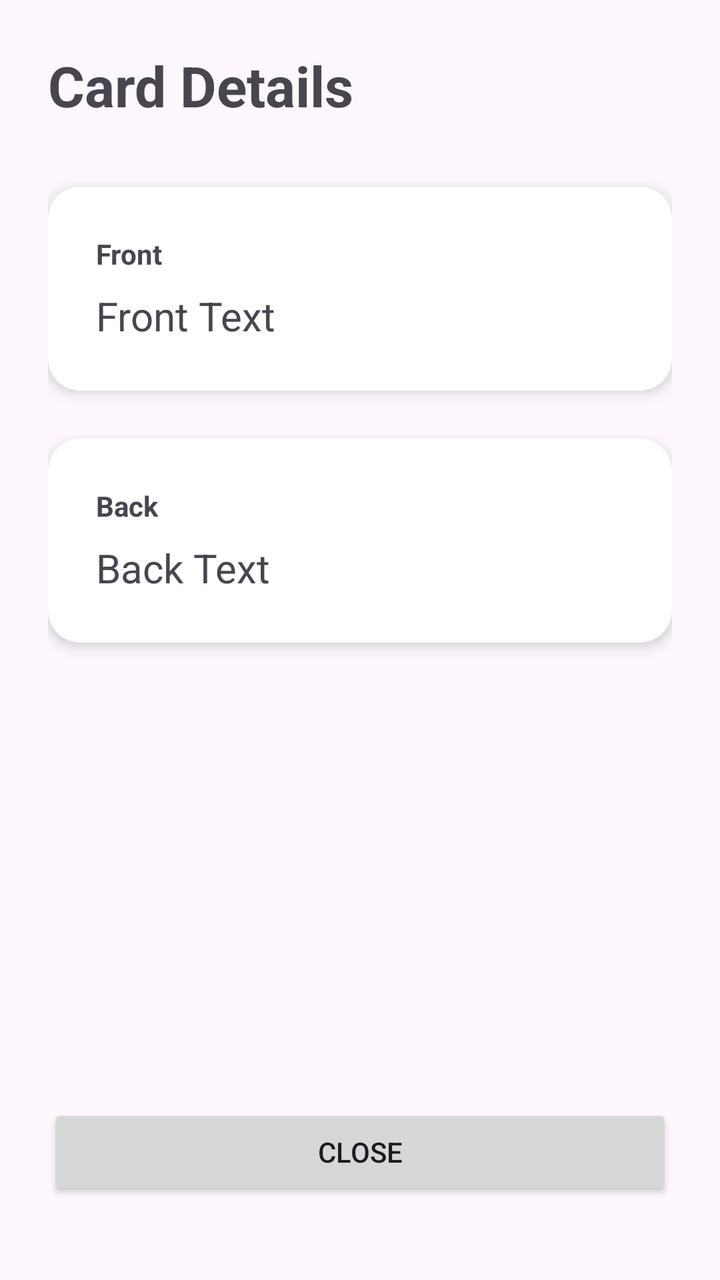
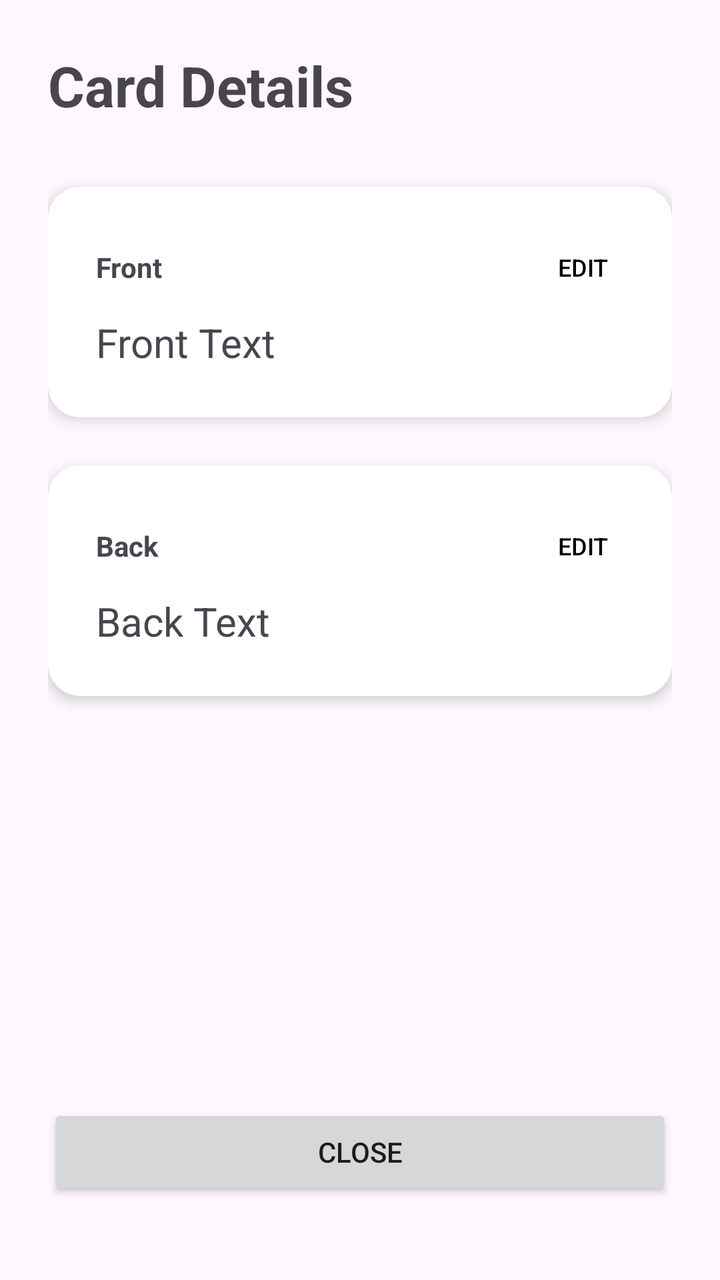

An Android layout rendered at two revisions. The XML below is the earlier revision; the diff shows what the commit changed to produce the second picture.
<!-- AndroidManifest.xml: application theme Theme.FlashNote -->
<!-- res/layout/activity_card_view.xml -->
<?xml version="1.0" encoding="utf-8"?>
<androidx.constraintlayout.widget.ConstraintLayout xmlns:android="http://schemas.android.com/apk/res/android"
    xmlns:app="http://schemas.android.com/apk/res-auto"
    xmlns:tools="http://schemas.android.com/tools"
    android:layout_width="match_parent"
    android:layout_height="match_parent"
    android:padding="24dp"
    tools:context=".CardViewActivity">

    <TextView
        android:id="@+id/cardViewTitle"
        android:layout_width="wrap_content"
        android:layout_height="wrap_content"
        android:text="Card Details"
        android:textSize="28sp"
        android:textStyle="bold"
        app:layout_constraintTop_toTopOf="parent"
        app:layout_constraintStart_toStartOf="parent" />

    <androidx.core.widget.NestedScrollView
        android:layout_width="0dp"
        android:layout_height="0dp"
        android:layout_marginTop="16dp"
        android:layout_marginBottom="16dp"
        app:layout_constraintTop_toBottomOf="@id/cardViewTitle"
        app:layout_constraintBottom_toTopOf="@id/closeButton"
        app:layout_constraintStart_toStartOf="parent"
        app:layout_constraintEnd_toEndOf="parent">

        <LinearLayout
            android:layout_width="match_parent"
            android:layout_height="wrap_content"
            android:orientation="vertical">

            <androidx.cardview.widget.CardView
                android:id="@+id/frontCard"
                android:layout_width="match_parent"
                android:layout_height="wrap_content"
                android:layout_marginTop="16dp"
                android:layout_marginBottom="8dp"
                app:cardCornerRadius="16dp"
                app:cardElevation="4dp">

                <LinearLayout
                    android:layout_width="match_parent"
                    android:layout_height="wrap_content"
                    android:orientation="vertical"
                    android:padding="24dp">

                    <TextView
                        android:layout_width="wrap_content"
                        android:layout_height="wrap_content"
                        android:text="Front"
                        android:textColor="?android:attr/textColorSecondary"
                        android:textSize="14sp"
                        android:textStyle="bold" />

                    <TextView
                        android:id="@+id/frontTextView"
                        android:layout_width="match_parent"
                        android:layout_height="wrap_content"
                        android:layout_marginTop="8dp"
                        android:text="Front Text"
                        android:textSize="20sp" />
                </LinearLayout>
            </androidx.cardview.widget.CardView>

            <androidx.cardview.widget.CardView
                android:id="@+id/backCard"
                android:layout_width="match_parent"
                android:layout_height="wrap_content"
                android:layout_marginTop="16dp"
                android:layout_marginBottom="16dp"
                app:cardCornerRadius="16dp"
                app:cardElevation="4dp">

                <LinearLayout
                    android:layout_width="match_parent"
                    android:layout_height="wrap_content"
                    android:orientation="vertical"
                    android:padding="24dp">

                    <TextView
                        android:layout_width="wrap_content"
                        android:layout_height="wrap_content"
                        android:text="Back"
                        android:textColor="?android:attr/textColorSecondary"
                        android:textSize="14sp"
                        android:textStyle="bold" />

                    <TextView
                        android:id="@+id/backTextView"
                        android:layout_width="match_parent"
                        android:layout_height="wrap_content"
                        android:layout_marginTop="8dp"
                        android:text="Back Text"
                        android:textSize="20sp" />
                </LinearLayout>
            </androidx.cardview.widget.CardView>
        </LinearLayout>
    </androidx.core.widget.NestedScrollView>

    <Button
        android:id="@+id/closeButton"
        android:layout_width="0dp"
        android:layout_height="wrap_content"
        android:layout_marginBottom="16dp"
        android:text="Close"
        app:layout_constraintBottom_toBottomOf="parent"
        app:layout_constraintStart_toStartOf="parent"
        app:layout_constraintEnd_toEndOf="parent" />

</androidx.constraintlayout.widget.ConstraintLayout>
<!-- resources referenced by this layout -->
<resources>
  <style name="Theme.FlashNote" parent="Base.Theme.FlashNote" />
  <style name="Base.Theme.FlashNote" parent="Theme.Material3.DayNight.NoActionBar">
          
          
      </style>
</resources>

<!-- the commit's change to res/layout/activity_card_view.xml (unified diff, before → after) -->
@@ -47,13 +47,33 @@
                     android:orientation="vertical"
                     android:padding="24dp">
 
-                    <TextView
-                        android:layout_width="wrap_content"
+                    <LinearLayout
+                        android:layout_width="match_parent"
                         android:layout_height="wrap_content"
-                        android:text="Front"
-                        android:textColor="?android:attr/textColorSecondary"
-                        android:textSize="14sp"
-                        android:textStyle="bold" />
+                        android:orientation="horizontal"
+                        android:gravity="center_vertical">
+
+                        <TextView
+                            android:layout_width="0dp"
+                            android:layout_height="wrap_content"
+                            android:layout_weight="1"
+                            android:text="Front"
+                            android:textColor="?android:attr/textColorSecondary"
+                            android:textSize="14sp"
+                            android:textStyle="bold" />
+
+                        <Button
+                            android:id="@+id/editFrontButton"
+                            style="?android:attr/borderlessButtonStyle"
+                            android:layout_width="wrap_content"
+                            android:layout_height="wrap_content"
+                            android:minHeight="0dp"
+                            android:minWidth="0dp"
+                            android:padding="8dp"
+                            android:text="Edit"
+                            android:textColor="@android:color/black"
+                            android:textSize="12sp" />
+                    </LinearLayout>
 
                     <TextView
                         android:id="@+id/frontTextView"
@@ -80,13 +100,33 @@
                     android:orientation="vertical"
                     android:padding="24dp">
 
-                    <TextView
-                        android:layout_width="wrap_content"
+                    <LinearLayout
+                        android:layout_width="match_parent"
                         android:layout_height="wrap_content"
-                        android:text="Back"
-                        android:textColor="?android:attr/textColorSecondary"
-                        android:textSize="14sp"
-                        android:textStyle="bold" />
+                        android:orientation="horizontal"
+                        android:gravity="center_vertical">
+
+                        <TextView
+                            android:layout_width="0dp"
+                            android:layout_height="wrap_content"
+                            android:layout_weight="1"
+                            android:text="Back"
+                            android:textColor="?android:attr/textColorSecondary"
+                            android:textSize="14sp"
+                            android:textStyle="bold" />
+
+                        <Button
+                            android:id="@+id/editBackButton"
+                            style="?android:attr/borderlessButtonStyle"
+                            android:layout_width="wrap_content"
+                            android:layout_height="wrap_content"
+                            android:minHeight="0dp"
+                            android:minWidth="0dp"
+                            android:padding="8dp"
+                            android:text="Edit"
+                            android:textColor="@android:color/black"
+                            android:textSize="12sp" />
+                    </LinearLayout>
 
                     <TextView
                         android:id="@+id/backTextView"
